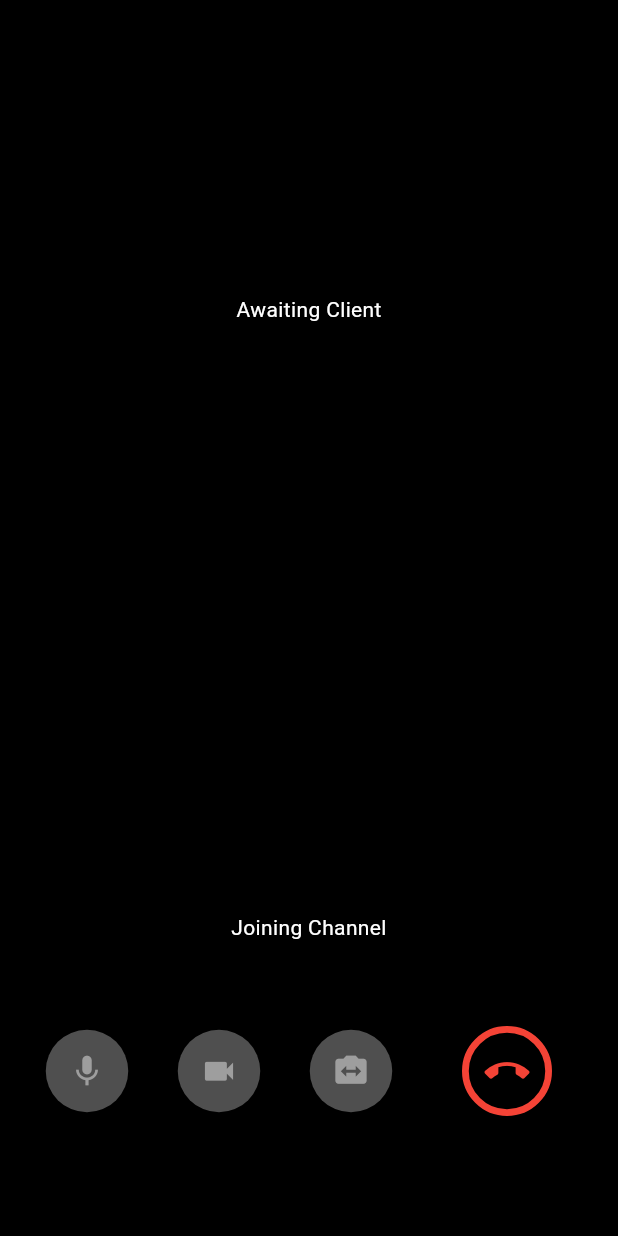
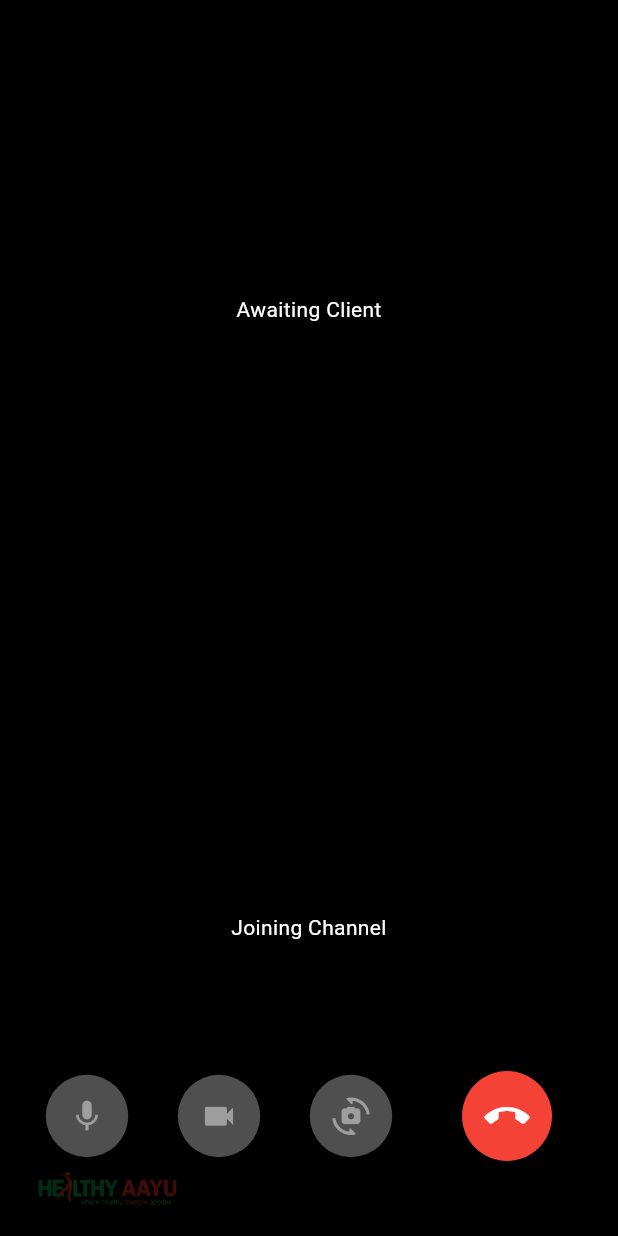
Before and after one commit to HarshSh1224/runon, a Flutter app: the VideoCallScreen screen opened directly with empty values, after a tap on the "call end" icon, on a phone screen of 412 x 824 dp. Run offline on Flutter 3.47's test engine with Material 2 defaults, Android fonts, the phone set to English and light mode, and no system bars; our stand-ins replace carousel_slider, cloud_firestore, dio, dotted_border, file_picker, firebase_auth and 11 more; missing offline and left inert: agora_rtc_engine, open_file_plus, razorpay_flutter; accounts and stored records are empty; network calls fail.

Commit message:
Video Call UI updates

```diff
--- a/lib/providers/slots.dart
+++ b/lib/providers/slots.dart
@@ -38,7 +38,8 @@ class Slots with ChangeNotifier {
           String time = slotTimings[int.parse(value[i]).toString()]!;
           slot = slot.add(Duration(hours: int.parse(time.substring(0, 2))));
           slot = slot.add(Duration(minutes: int.parse(time.substring(3, 5))));
-          if (time[6] == 'P') slot = slot.add(const Duration(hours: 12));
+          if (time[6] == 'P' && time.substring(0, 2) != '12')
+            slot = slot.add(const Duration(hours: 12));
 
           DateTime nowTime = DateTime.now().toUtc().add(const Duration(hours: 5, minutes: 30));
           if (nowTime.isAfter(slot)) {
--- a/lib/video_call/video_call_screen.dart
+++ b/lib/video_call/video_call_screen.dart
@@ -14,8 +14,9 @@ import 'package:runon/video_call/widgets/call_action_button.dart';
 import 'package:runon/video_call/widgets/toolbar_button.dart';
 
 class VideoCallScreen extends StatefulWidget {
-  VideoCallScreen({required this.call, super.key});
+  VideoCallScreen({required this.call, required this.isDoctor, super.key});
   final Call call;
+  final bool isDoctor;
   final callMethods = CallMethods();
 
   @override
@@ -69,7 +70,22 @@ class _VideoCallScreenState extends State<VideoCallScreen> {
           children: <Widget>[
             _viewColumn(),
             _toolbar(),
+            _logo(),
           ],
+        ),
+      ),
+    );
+  }
+
+  Positioned _logo() {
+    return Positioned(
+      bottom: 20,
+      left: 20,
+      child: Opacity(
+        opacity: 0.3,
+        child: Image.asset(
+          'assets/images/logo.png',
+          height: 23,
         ),
       ),
     );
@@ -192,7 +208,7 @@ class _VideoCallScreenState extends State<VideoCallScreen> {
   Widget _toolbar() {
     return Container(
       alignment: Alignment.bottomCenter,
-      padding: const EdgeInsets.symmetric(vertical: 50),
+      padding: const EdgeInsets.symmetric(vertical: 20),
       child: Row(
         mainAxisAlignment: MainAxisAlignment.center,
         children: <Widget>[
@@ -210,7 +226,7 @@ class _VideoCallScreenState extends State<VideoCallScreen> {
           ),
           ToolbarButton(
             onPressed: _onSwitchCamera,
-            icon: Icons.switch_camera,
+            icon: Icons.cameraswitch_rounded,
             toggleWith: false,
             isDisabled: !_isCurrentUserJoined,
           ),
@@ -251,9 +267,8 @@ class _VideoCallScreenState extends State<VideoCallScreen> {
         children: [
           VideoCallAvatar(
             networkImage: image,
-            widgetSize: VideoCallAvatarSize.small,
           ),
-          const SizedBox(height: 5),
+          const SizedBox(height: 15),
           Text(
             title,
             style: const TextStyle(
@@ -261,6 +276,7 @@ class _VideoCallScreenState extends State<VideoCallScreen> {
               fontSize: 18,
             ),
           ),
+          const SizedBox(height: 35),
         ],
       ),
     );
@@ -268,12 +284,15 @@ class _VideoCallScreenState extends State<VideoCallScreen> {
 
   Widget _localPreview() {
     return Container(
+      color: videoMuted ? const Color(0xff1f1f1f) : Colors.black,
       alignment: Alignment.center,
       child: _isCurrentUserJoined
           ? videoMuted
               ? _noVideoAvatar(
-                  image: '',
-                  title: 'First Last',
+                  image: widget.isDoctor
+                      ? widget.call.doctorProfilePic
+                      : widget.call.patientProfilePic,
+                  title: widget.isDoctor ? widget.call.doctorName : widget.call.patientName,
                 )
               : AgoraVideoView(
                   controller: VideoViewController(
@@ -294,9 +313,13 @@ class _VideoCallScreenState extends State<VideoCallScreen> {
   Widget _remoteVideo() {
     if (_remoteUid != null) {
       return remoteVideoMuted
-          ? _noVideoAvatar(
-              image: '',
-              title: 'First Last',
+          ? Container(
+              color: const Color(0xff1f1f1f),
+              child: _noVideoAvatar(
+                image:
+                    widget.isDoctor ? widget.call.patientProfilePic : widget.call.doctorProfilePic,
+                title: widget.isDoctor ? widget.call.patientName : widget.call.doctorName,
+              ),
             )
           : AgoraVideoView(
               controller: VideoViewController.remote(
--- a/lib/video_call/widgets/call_action_button.dart
+++ b/lib/video_call/widgets/call_action_button.dart
@@ -19,12 +19,14 @@ class CallActionButton extends StatelessWidget {
       child: Container(
         height: size,
         width: size,
-        decoration: BoxDecoration(
-            shape: BoxShape.circle, border: Border.all(width: size / 13.3, color: Colors.red)),
+        decoration: const BoxDecoration(
+          shape: BoxShape.circle,
+          color: Colors.red,
+        ),
         child: Center(
             child: Icon(
           Icons.call_end,
-          color: Colors.red,
+          color: Colors.white,
           size: size / 2,
         )),
       ),
--- a/lib/video_call/widgets/toolbar_button.dart
+++ b/lib/video_call/widgets/toolbar_button.dart
@@ -21,16 +21,16 @@ class ToolbarButton extends StatelessWidget {
     return RawMaterialButton(
       onPressed: isDisabled ? null : onPressed,
       shape: const CircleBorder(),
-      elevation: 2.0,
+      elevation: 0.0,
       fillColor: !isDisabled
           ? toggleWith
-              ? Colors.blue
-              : Colors.white
+              ? Colors.green.withOpacity(0.4)
+              : Colors.white.withOpacity(0.2)
           : Colors.grey.withOpacity(0.5),
       padding: const EdgeInsets.all(15),
       child: Icon(
         icon,
-        color: !isDisabled ? (toggleWith ? Colors.white : Colors.blue) : Colors.grey,
+        color: !isDisabled ? (toggleWith ? Colors.white : Colors.green) : Colors.grey,
         size: largeButton ? 40.0 : 25.0,
       ),
     );
--- a/lib/widgets/countdown_timer.dart
+++ b/lib/widgets/countdown_timer.dart
@@ -4,8 +4,9 @@ import 'package:flutter/material.dart';
 import 'package:google_fonts/google_fonts.dart';
 
 class CountdownTimer extends StatefulWidget {
-  const CountdownTimer({required this.countTo, super.key});
+  CountdownTimer({required this.countTo, this.onComplete, super.key});
   final DateTime countTo;
+  VoidCallback? onComplete;
 
   @override
   State<CountdownTimer> createState() => _CountdownTimerState();
@@ -25,6 +26,7 @@ class _CountdownTimerState extends State<CountdownTimer> {
           setState(() {
             timer.cancel();
           });
+          widget.onComplete?.call();
         } else {
           setState(() {
             _start--;
--- a/lib/widgets/method_slotId_to_DateTime.dart
+++ b/lib/widgets/method_slotId_to_DateTime.dart
@@ -22,7 +22,7 @@ DateTime slotIdTodDateTime(String slotId, {bool withTime = false}) {
     String time = slotTimings[int.parse(slotId.substring(8, 10)).toString()]!;
     slot = slot.add(Duration(hours: int.parse(time.substring(0, 2))));
     slot = slot.add(Duration(minutes: int.parse(time.substring(3, 5))));
-    if (time[6] == 'P') slot = slot.add(const Duration(hours: 12));
+    if (time[6] == 'P' && time.substring(0, 2) != '12') slot = slot.add(const Duration(hours: 12));
   }
 
   return slot;
```
Also changed, not shown: lib/providers/appointments.dart (+5 -4 lines), lib/screens/appointment_detail_screen.dart (+46 -22 lines), lib/video_call/call_utils.dart (+4 -6 lines), lib/video_call/widgets/avatar.dart (+2 -8 lines).
